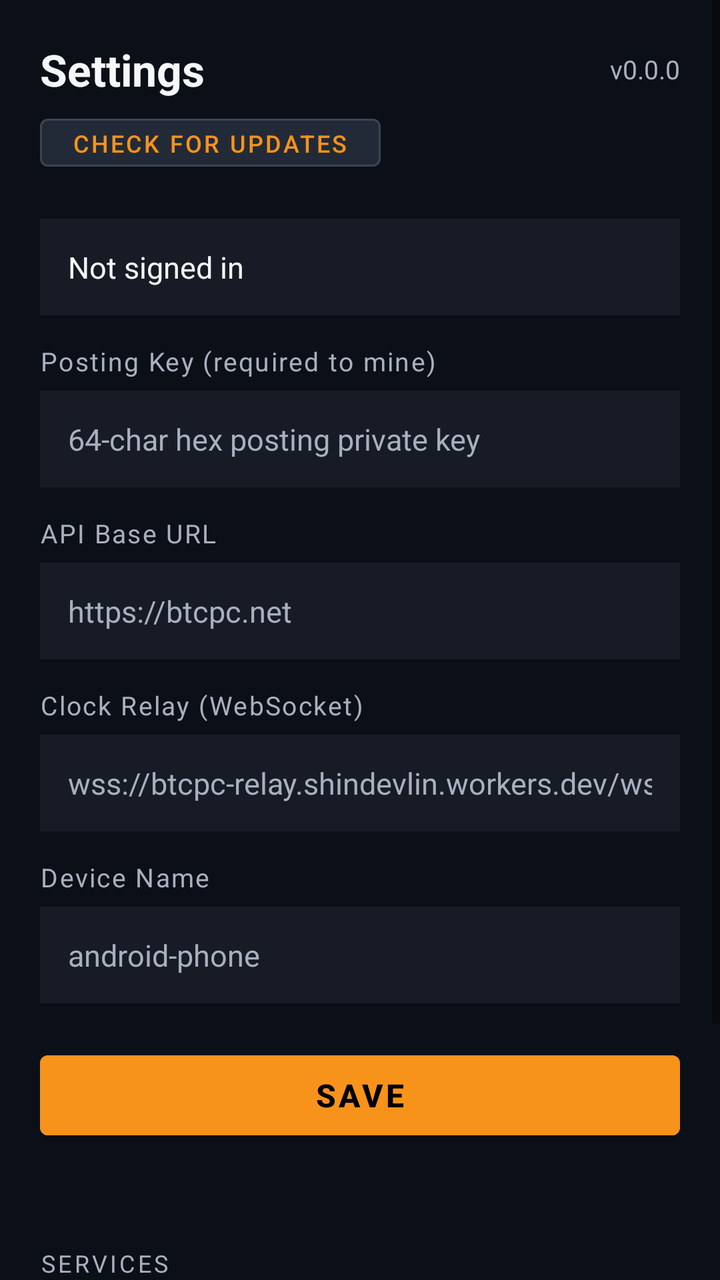
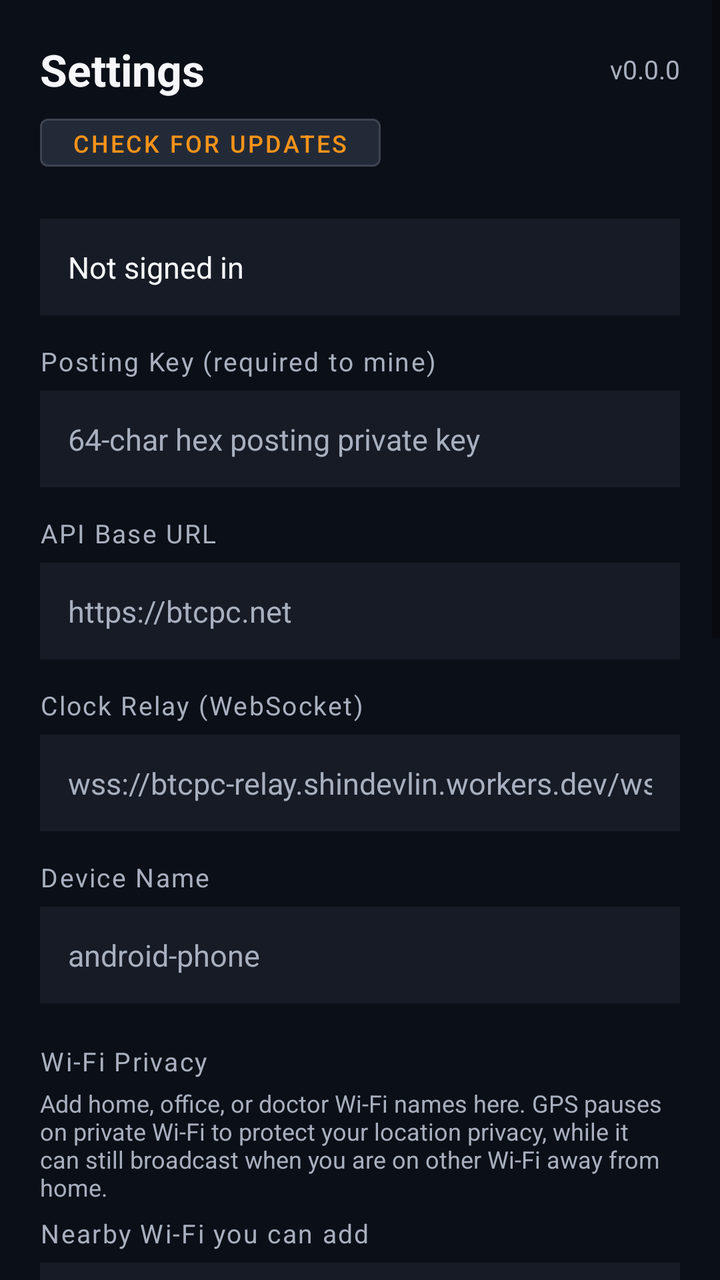

An Android layout rendered at two revisions. The XML below is the earlier revision; the diff shows what the commit changed to produce the second picture.
<!-- AndroidManifest.xml: application theme AppTheme -->
<!-- res/layout/fragment_settings.xml -->
<?xml version="1.0" encoding="utf-8"?>
<ScrollView xmlns:android="http://schemas.android.com/apk/res/android"
    android:layout_width="match_parent"
    android:layout_height="match_parent"
    android:background="@color/btcpc_bg"
    android:fillViewport="true">

    <LinearLayout
        android:layout_width="match_parent"
        android:layout_height="wrap_content"
        android:orientation="vertical"
        android:padding="20dp">

        
        <LinearLayout
            android:layout_width="match_parent"
            android:layout_height="wrap_content"
            android:orientation="horizontal"
            android:gravity="center_vertical"
            android:layout_marginBottom="4dp">

            <TextView
                android:layout_width="0dp"
                android:layout_height="wrap_content"
                android:layout_weight="1"
                android:text="Settings"
                android:textColor="@color/btcpc_text"
                android:textSize="22sp"
                android:textStyle="bold" />

            <TextView
                android:id="@+id/settings_version"
                android:layout_width="wrap_content"
                android:layout_height="wrap_content"
                android:text="v0.0.0"
                android:textColor="@color/btcpc_muted"
                android:textSize="13sp" />

        </LinearLayout>

        
        <LinearLayout
            android:layout_width="match_parent"
            android:layout_height="wrap_content"
            android:orientation="horizontal"
            android:gravity="center_vertical"
            android:layout_marginBottom="20dp">

            <TextView
                android:id="@+id/settings_update_status"
                android:layout_width="0dp"
                android:layout_height="wrap_content"
                android:layout_weight="1"
                android:text=""
                android:textColor="@color/btcpc_muted"
                android:textSize="12sp"
                android:visibility="gone" />

            <com.google.android.material.button.MaterialButton
                android:id="@+id/settings_update_btn"
                android:layout_width="wrap_content"
                android:layout_height="36dp"
                android:backgroundTint="@color/btcpc_surface_alt"
                android:text="Check for updates"
                android:textColor="@color/btcpc_orange"
                android:textSize="12sp"
                style="@style/Widget.MaterialComponents.Button.OutlinedButton"
                android:strokeColor="@color/btcpc_orange"
                android:strokeWidth="1" />

        </LinearLayout>

        
        <LinearLayout
            android:id="@+id/settings_account_row"
            android:layout_width="match_parent"
            android:layout_height="wrap_content"
            android:orientation="horizontal"
            android:gravity="center_vertical"
            android:background="@color/btcpc_surface"
            android:padding="14dp"
            android:layout_marginBottom="14dp">

            <TextView
                android:id="@+id/settings_account_label"
                android:layout_width="0dp"
                android:layout_height="wrap_content"
                android:layout_weight="1"
                android:text="Not signed in"
                android:textColor="@color/btcpc_text"
                android:textSize="15sp" />

            <com.google.android.material.button.MaterialButton
                android:id="@+id/settings_signout_btn"
                android:layout_width="wrap_content"
                android:layout_height="36dp"
                android:text="Sign Out"
                android:textColor="#EF4444"
                android:textSize="13sp"
                android:backgroundTint="@color/btcpc_surface_alt"
                style="@style/Widget.MaterialComponents.Button.OutlinedButton"
                android:strokeColor="#EF4444"
                android:strokeWidth="1"
                android:visibility="gone" />

        </LinearLayout>

        
        <TextView
            android:layout_width="wrap_content"
            android:layout_height="wrap_content"
            android:text="Posting Key (required to mine)"
            android:textColor="@color/btcpc_muted"
            android:textSize="13sp"
            android:letterSpacing="0.06" />

        <EditText
            android:id="@+id/settings_posting_key"
            android:layout_width="match_parent"
            android:layout_height="wrap_content"
            android:layout_marginTop="6dp"
            android:layout_marginBottom="14dp"
            android:background="@color/btcpc_surface"
            android:hint="64-char hex posting private key"
            android:inputType="textPassword"
            android:padding="14dp"
            android:textColor="@color/btcpc_text"
            android:textColorHint="@color/btcpc_muted"
            android:textSize="15sp"
            android:importantForAutofill="no" />

        
        <TextView
            android:layout_width="wrap_content"
            android:layout_height="wrap_content"
            android:text="API Base URL"
            android:textColor="@color/btcpc_muted"
            android:textSize="13sp"
            android:letterSpacing="0.06" />

        <EditText
            android:id="@+id/settings_api_url"
            android:layout_width="match_parent"
            android:layout_height="wrap_content"
            android:layout_marginTop="6dp"
            android:layout_marginBottom="14dp"
            android:background="@color/btcpc_surface"
            android:hint="https://btcpc.net"
            android:inputType="textUri"
            android:padding="14dp"
            android:textColor="@color/btcpc_text"
            android:textColorHint="@color/btcpc_muted"
            android:textSize="15sp" />

        
        <TextView
            android:layout_width="wrap_content"
            android:layout_height="wrap_content"
            android:text="Clock Relay (WebSocket)"
            android:textColor="@color/btcpc_muted"
            android:textSize="13sp"
            android:letterSpacing="0.06" />

        <EditText
            android:id="@+id/settings_relay_url"
            android:layout_width="match_parent"
            android:layout_height="wrap_content"
            android:layout_marginTop="6dp"
            android:layout_marginBottom="14dp"
            android:background="@color/btcpc_surface"
            android:hint="wss://btcpc-relay.shindevlin.workers.dev/ws"
            android:inputType="textUri"
            android:padding="14dp"
            android:textColor="@color/btcpc_text"
            android:textColorHint="@color/btcpc_muted"
            android:textSize="15sp" />

        
        <TextView
            android:layout_width="wrap_content"
            android:layout_height="wrap_content"
            android:text="Device Name"
            android:textColor="@color/btcpc_muted"
            android:textSize="13sp"
            android:letterSpacing="0.06" />

        <EditText
            android:id="@+id/settings_device_name"
            android:layout_width="match_parent"
            android:layout_height="wrap_content"
            android:layout_marginTop="6dp"
            android:layout_marginBottom="20dp"
            android:background="@color/btcpc_surface"
            android:hint="android-phone"
            android:inputType="text"
            android:padding="14dp"
            android:textColor="@color/btcpc_text"
            android:textColorHint="@color/btcpc_muted"
            android:textSize="15sp" />

        <com.google.android.material.button.MaterialButton
            android:id="@+id/settings_save_btn"
            android:layout_width="match_parent"
            android:layout_height="52dp"
            android:backgroundTint="@color/btcpc_orange"
            android:text="Save"
            android:textColor="@android:color/black"
            android:textSize="16sp"
            android:textStyle="bold" />

        <TextView
            android:id="@+id/settings_save_status"
            android:layout_width="match_parent"
            android:layout_height="wrap_content"
            android:layout_marginTop="8dp"
            android:gravity="center"
            android:text=""
            android:textColor="@color/btcpc_green"
            android:textSize="13sp" />

        
        <TextView
            android:layout_width="wrap_content"
            android:layout_height="wrap_content"
            android:layout_marginTop="24dp"
            android:layout_marginBottom="10dp"
            android:text="SERVICES"
            android:textColor="@color/btcpc_muted"
            android:textSize="12sp"
            android:letterSpacing="0.12" />

        <LinearLayout
            android:layout_width="match_parent"
            android:layout_height="wrap_content"
            android:orientation="vertical"
            android:background="@color/btcpc_surface"
            android:padding="12dp">

            <LinearLayout
                android:layout_width="match_parent"
                android:layout_height="wrap_content"
                android:orientation="horizontal"
                android:gravity="center_vertical"
                android:paddingVertical="8dp">

                <TextView
                    android:layout_width="0dp"
                    android:layout_height="wrap_content"
                    android:layout_weight="1"
                    android:text="Relay (Flipper)"
                    android:textColor="@color/btcpc_text"
                    android:textSize="14sp" />

                <TextView
                    android:id="@+id/settings_relay_status"
                    android:layout_width="wrap_content"
                    android:layout_height="wrap_content"
                    android:text="--"
                    android:textColor="@color/btcpc_muted"
                    android:textSize="13sp" />

            </LinearLayout>

            <View
                android:layout_width="match_parent"
                android:layout_height="1dp"
                android:background="@color/btcpc_surface_alt" />

            <LinearLayout
                android:layout_width="match_parent"
                android:layout_height="wrap_content"
                android:orientation="horizontal"
                android:gravity="center_vertical"
                android:paddingVertical="8dp">

                <TextView
                    android:layout_width="0dp"
                    android:layout_height="wrap_content"
                    android:layout_weight="1"
                    android:text="Clock Peer"
                    android:textColor="@color/btcpc_text"
                    android:textSize="14sp" />

                <TextView
                    android:id="@+id/settings_clock_status"
                    android:layout_width="wrap_content"
                    android:layout_height="wrap_content"
                    android:text="--"
                    android:textColor="@color/btcpc_muted"
                    android:textSize="13sp" />

            </LinearLayout>

            <View
                android:layout_width="match_parent"
                android:layout_height="1dp"
                android:background="@color/btcpc_surface_alt" />

            <LinearLayout
                android:layout_width="match_parent"
                android:layout_height="wrap_content"
                android:orientation="horizontal"
                android:gravity="center_vertical"
                android:paddingVertical="8dp">

                <TextView
                    android:layout_width="0dp"
                    android:layout_height="wrap_content"
                    android:layout_weight="1"
                    android:text="Sensors"
                    android:textColor="@color/btcpc_text"
                    android:textSize="14sp" />

                <TextView
                    android:id="@+id/settings_sensor_status"
                    android:layout_width="wrap_content"
                    android:layout_height="wrap_content"
                    android:text="--"
                    android:textColor="@color/btcpc_muted"
                    android:textSize="13sp" />

            </LinearLayout>

        </LinearLayout>

    </LinearLayout>
</ScrollView>
<!-- resources referenced by this layout -->
<resources>
  <color name="btcpc_bg">#0B0F17</color>
  <color name="btcpc_green">#22C55E</color>
  <color name="btcpc_muted">#A8B0BF</color>
  <color name="btcpc_orange">#F7931A</color>
  <color name="btcpc_surface">#161B25</color>
  <color name="btcpc_surface_alt">#232A37</color>
  <color name="btcpc_text">#F5F7FA</color>
  <style name="AppTheme" parent="Theme.MaterialComponents.DayNight.NoActionBar">
          <item name="colorPrimary">@color/btcpc_orange</item>
          <item name="colorPrimaryVariant">@color/btcpc_surface_alt</item>
          <item name="colorOnPrimary">@android:color/black</item>
          <item name="colorSecondary">@color/btcpc_green</item>
          <item name="colorOnSecondary">@android:color/black</item>
          <item name="colorSurface">@color/btcpc_surface</item>
          <item name="colorOnSurface">@color/btcpc_text</item>
          <item name="android:colorBackground">@color/btcpc_bg</item>
          <item name="colorOnBackground">@color/btcpc_text</item>
          <item name="android:windowBackground">@color/btcpc_bg</item>
          <item name="android:statusBarColor">@color/btcpc_bg</item>
          <item name="android:navigationBarColor">@color/btcpc_surface</item>
          <item name="materialThemeOverlay">@style/ThemeOverlay.BtcpcDark</item>
      </style>
  <style name="ThemeOverlay.BtcpcDark" parent="">
          <item name="colorControlHighlight">#33F7931A</item>
          <item name="colorControlActivated">@color/btcpc_orange</item>
      </style>
</resources>

<!-- the commit's change to res/layout/fragment_settings.xml (unified diff, before → after) -->
@@ -1,5 +1,6 @@
 <?xml version="1.0" encoding="utf-8"?>
 <ScrollView xmlns:android="http://schemas.android.com/apk/res/android"
+    xmlns:app="http://schemas.android.com/apk/res-auto"
     android:layout_width="match_parent"
     android:layout_height="match_parent"
     android:background="@color/btcpc_bg"
@@ -198,6 +199,78 @@
             android:textColorHint="@color/btcpc_muted"
             android:textSize="15sp" />
 
+        
+        <TextView
+            android:layout_width="wrap_content"
+            android:layout_height="wrap_content"
+            android:text="Wi-Fi Privacy"
+            android:textColor="@color/btcpc_muted"
+            android:textSize="13sp"
+            android:letterSpacing="0.06" />
+
+        <TextView
+            android:layout_width="match_parent"
+            android:layout_height="wrap_content"
+            android:layout_marginTop="4dp"
+            android:text="Add home, office, or doctor Wi-Fi names here. GPS pauses on private Wi-Fi to protect your location privacy, while it can still broadcast when you are on other Wi-Fi away from home."
+            android:textColor="@color/btcpc_muted"
+            android:textSize="12sp" />
+
+        <TextView
+            android:layout_width="match_parent"
+            android:layout_height="wrap_content"
+            android:layout_marginTop="6dp"
+            android:text="Nearby Wi-Fi you can add"
+            android:textColor="@color/btcpc_muted"
+            android:textSize="13sp"
+            android:letterSpacing="0.06" />
+
+        <AutoCompleteTextView
+            android:id="@+id/settings_wifi_suggestion"
+            android:layout_width="match_parent"
+            android:layout_height="wrap_content"
+            android:layout_marginTop="6dp"
+            android:background="@color/btcpc_surface"
+            android:hint="Tap a Wi-Fi name"
+            android:inputType="text"
+            android:padding="14dp"
+            android:textColor="@color/btcpc_text"
+            android:textColorHint="@color/btcpc_muted"
+            android:textSize="15sp"
+            android:completionThreshold="0" />
+
+        <com.google.android.material.button.MaterialButton
+            android:id="@+id/settings_wifi_add_btn"
+            android:layout_width="wrap_content"
+            android:layout_height="36dp"
+            android:layout_marginTop="8dp"
+            android:backgroundTint="@color/btcpc_surface_alt"
+            android:text="Add to Privacy List"
+            android:textColor="@color/btcpc_orange"
+            android:textSize="12sp"
+            style="@style/Widget.MaterialComponents.Button.OutlinedButton"
+            android:strokeColor="@color/btcpc_orange"
+            android:strokeWidth="1" />
+
+        <TextView
+            android:layout_width="wrap_content"
+            android:layout_height="wrap_content"
+            android:layout_marginTop="12dp"
+            android:text="Privacy List"
+            android:textColor="@color/btcpc_muted"
+            android:textSize="13sp"
+            android:letterSpacing="0.06" />
+
+        <com.google.android.material.chip.ChipGroup
+            android:id="@+id/settings_trusted_wifi_chips"
+            android:layout_width="match_parent"
+            android:layout_height="wrap_content"
+            android:layout_marginTop="8dp"
+            android:layout_marginBottom="14dp"
+            app:singleLine="false"
+            app:chipSpacingHorizontal="8dp"
+            app:chipSpacingVertical="8dp" />
+
         <com.google.android.material.button.MaterialButton
             android:id="@+id/settings_save_btn"
             android:layout_width="match_parent"
@@ -224,7 +297,7 @@
             android:layout_height="wrap_content"
             android:layout_marginTop="24dp"
             android:layout_marginBottom="10dp"
-            android:text="SERVICES"
+            android:text="PROCESS STATUS"
             android:textColor="@color/btcpc_muted"
             android:textSize="12sp"
             android:letterSpacing="0.12" />
@@ -241,6 +314,145 @@
                 android:layout_height="wrap_content"
                 android:orientation="horizontal"
                 android:gravity="center_vertical"
+                android:paddingVertical="6dp">
+
+                <TextView
+                    android:layout_width="0dp"
+                    android:layout_height="wrap_content"
+                    android:layout_weight="1"
+                    android:text="Relay"
+                    android:textColor="@color/btcpc_text"
+                    android:textSize="14sp" />
+
+                <TextView
+                    android:id="@+id/settings_relay_status"
+                    android:layout_width="wrap_content"
+                    android:layout_height="wrap_content"
+                    android:text="--"
+                    android:textColor="@color/btcpc_muted"
+                    android:textSize="13sp" />
+            </LinearLayout>
+
+            <LinearLayout
+                android:layout_width="match_parent"
+                android:layout_height="wrap_content"
+                android:orientation="horizontal"
+                android:gravity="center_vertical"
+                android:paddingVertical="6dp">
+
+                <TextView
+                    android:layout_width="0dp"
+                    android:layout_height="wrap_content"
+                    android:layout_weight="1"
+                    android:text="Clock"
+                    android:textColor="@color/btcpc_text"
+                    android:textSize="14sp" />
+
+                <TextView
+                    android:id="@+id/settings_clock_status"
+                    android:layout_width="wrap_content"
+                    android:layout_height="wrap_content"
+                    android:text="--"
+                    android:textColor="@color/btcpc_muted"
+                    android:textSize="13sp" />
+            </LinearLayout>
+
+            <LinearLayout
+                android:layout_width="match_parent"
+                android:layout_height="wrap_content"
+                android:orientation="horizontal"
+                android:gravity="center_vertical"
+                android:paddingVertical="6dp">
+
+                <TextView
+                    android:layout_width="0dp"
+                    android:layout_height="wrap_content"
+                    android:layout_weight="1"
+                    android:text="Sensor"
+                    android:textColor="@color/btcpc_text"
+                    android:textSize="14sp" />
+
+                <TextView
+                    android:id="@+id/settings_sensor_status"
+                    android:layout_width="wrap_content"
+                    android:layout_height="wrap_content"
+                    android:text="--"
+                    android:textColor="@color/btcpc_muted"
+                    android:textSize="13sp" />
+            </LinearLayout>
+
+            <LinearLayout
+                android:layout_width="match_parent"
+                android:layout_height="wrap_content"
+                android:orientation="horizontal"
+                android:gravity="center_vertical"
+                android:paddingVertical="6dp">
+
+                <TextView
+                    android:layout_width="0dp"
+                    android:layout_height="wrap_content"
+                    android:layout_weight="1"
+                    android:text="Miner"
+                    android:textColor="@color/btcpc_text"
+                    android:textSize="14sp" />
+
+                <TextView
+                    android:id="@+id/settings_miner_status"
+                    android:layout_width="wrap_content"
+                    android:layout_height="wrap_content"
+                    android:text="--"
+                    android:textColor="@color/btcpc_muted"
+                    android:textSize="13sp" />
+            </LinearLayout>
+
+            <LinearLayout
+                android:layout_width="match_parent"
+                android:layout_height="wrap_content"
+                android:orientation="horizontal"
+                android:gravity="center_vertical"
+                android:paddingVertical="6dp">
+
+                <TextView
+                    android:layout_width="0dp"
+                    android:layout_height="wrap_content"
+                    android:layout_weight="1"
+                    android:text="Storage"
+                    android:textColor="@color/btcpc_text"
+                    android:textSize="14sp" />
+
+                <TextView
+                    android:id="@+id/settings_storage_status"
+                    android:layout_width="wrap_content"
+                    android:layout_height="wrap_content"
+                    android:text="--"
+                    android:textColor="@color/btcpc_muted"
+                    android:textSize="13sp" />
+            </LinearLayout>
+        </LinearLayout>
+
+        
+        <TextView
+            android:layout_width="wrap_content"
+            android:layout_height="wrap_content"
+            android:layout_marginTop="24dp"
+            android:layout_marginBottom="10dp"
+            android:text="SERVICES"
+            android:textColor="@color/btcpc_muted"
+            android:textSize="12sp"
+            android:letterSpacing="0.12" />
+
+        <LinearLayout
+            android:layout_width="match_parent"
+            android:layout_height="wrap_content"
+            android:orientation="vertical"
+            android:background="@color/btcpc_surface"
+            android:padding="12dp">
+
+            <LinearLayout
+                android:layout_width="match_parent"
+                android:layout_height="wrap_content"
+                android:orientation="horizontal"
+                android:gravity="center_vertical"
                 android:paddingVertical="8dp">
 
                 <TextView
